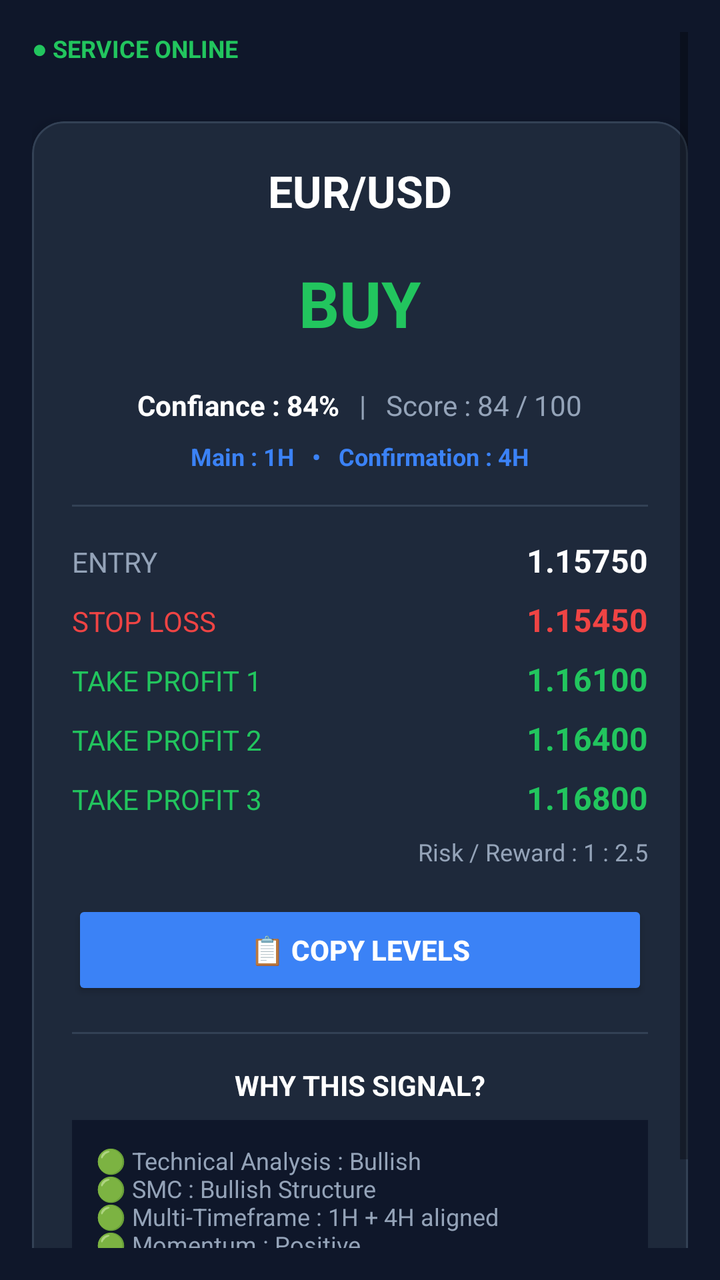
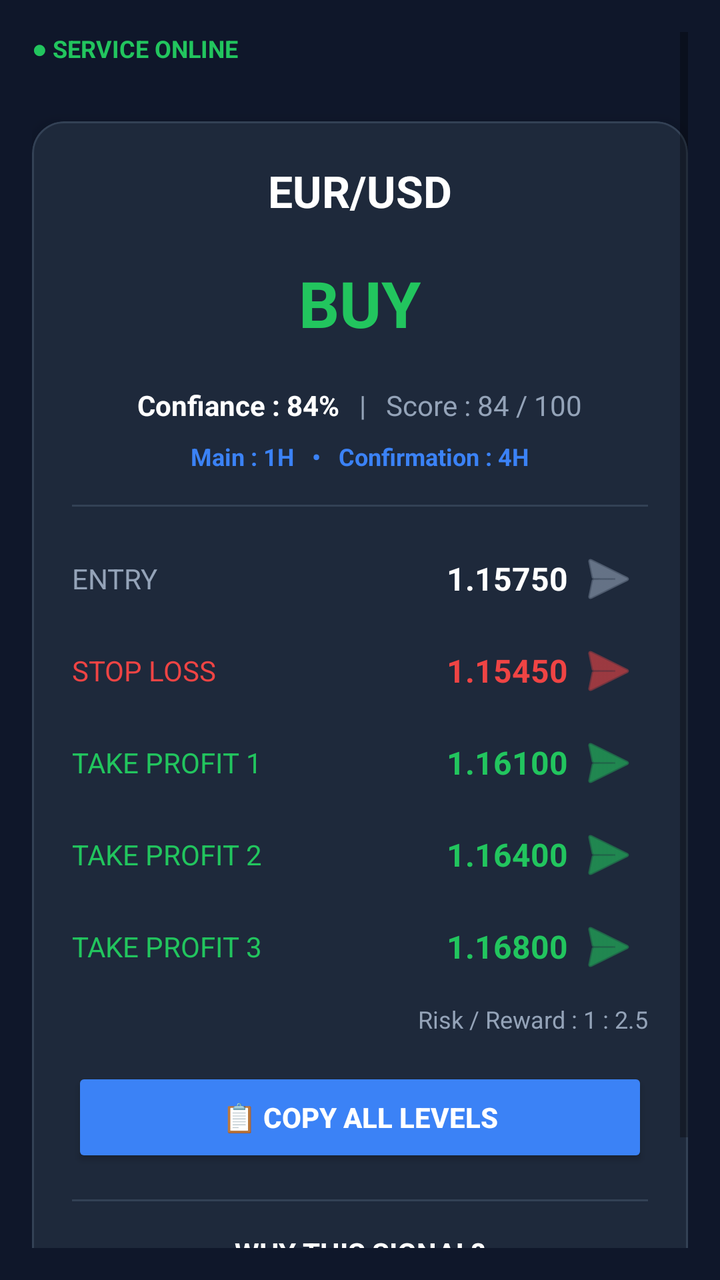

Two renders of the same Android screen: before a commit and after it. Below are the layout's source before the change and the commit's diff.
<!-- AndroidManifest.xml: application theme Theme.TradeVisionAI -->
<!-- res/layout/fragment_signal.xml -->
<?xml version="1.0" encoding="utf-8"?>
<ScrollView xmlns:android="http://schemas.android.com/apk/res/android"
    xmlns:app="http://schemas.android.com/apk/res-auto"
    android:layout_width="match_parent"
    android:layout_height="match_parent"
    android:background="@color/bg_main"
    android:padding="16dp">

    <LinearLayout
        android:layout_width="match_parent"
        android:layout_height="wrap_content"
        android:orientation="vertical">

        
        <TextView
            android:id="@+id/tvServiceStatus"
            android:layout_width="wrap_content"
            android:layout_height="wrap_content"
            android:text="● SERVICE ONLINE"
            android:textColor="@color/signal_buy"
            android:textSize="12sp"
            android:textStyle="bold" />

        
        <HorizontalScrollView
            android:layout_width="match_parent"
            android:layout_height="wrap_content"
            android:layout_marginTop="12dp"
            android:scrollbars="none">

            <LinearLayout
                android:id="@+id/assetContainer"
                android:layout_width="wrap_content"
                android:layout_height="wrap_content"
                android:orientation="horizontal" />
        </HorizontalScrollView>

        
        <com.google.android.material.card.MaterialCardView
            android:layout_width="match_parent"
            android:layout_height="wrap_content"
            android:layout_marginTop="16dp"
            app:cardBackgroundColor="@color/bg_card"
            app:cardCornerRadius="16dp"
            app:cardElevation="4dp"
            app:strokeColor="@color/bg_border"
            app:strokeWidth="1dp">

            <LinearLayout
                android:layout_width="match_parent"
                android:layout_height="wrap_content"
                android:gravity="center_horizontal"
                android:orientation="vertical"
                android:padding="20dp">

                
                <TextView
                    android:id="@+id/tvAsset"
                    android:layout_width="wrap_content"
                    android:layout_height="wrap_content"
                    android:text="EUR/USD"
                    android:textColor="@color/text_main"
                    android:textSize="22sp"
                    android:textStyle="bold" />

                
                <TextView
                    android:id="@+id/tvAction"
                    android:layout_width="wrap_content"
                    android:layout_height="wrap_content"
                    android:layout_marginTop="12dp"
                    android:paddingHorizontal="32dp"
                    android:paddingVertical="8dp"
                    android:text="BUY"
                    android:textColor="@color/signal_buy"
                    android:textSize="32sp"
                    android:textStyle="bold" />

                
                <LinearLayout
                    android:layout_width="wrap_content"
                    android:layout_height="wrap_content"
                    android:layout_marginTop="12dp"
                    android:orientation="horizontal">

                    <TextView
                        android:id="@+id/tvConfidence"
                        android:layout_width="wrap_content"
                        android:layout_height="wrap_content"
                        android:text="Confiance : 84%"
                        android:textColor="@color/text_main"
                        android:textSize="14sp"
                        android:textStyle="bold" />

                    <TextView
                        android:layout_width="wrap_content"
                        android:layout_height="wrap_content"
                        android:text="   |   "
                        android:textColor="@color/text_secondary" />

                    <TextView
                        android:id="@+id/tvScore"
                        android:layout_width="wrap_content"
                        android:layout_height="wrap_content"
                        android:text="Score : 84 / 100"
                        android:textColor="@color/text_secondary"
                        android:textSize="14sp" />
                </LinearLayout>

                
                <TextView
                    android:id="@+id/tvTimeframes"
                    android:layout_width="wrap_content"
                    android:layout_height="wrap_content"
                    android:layout_marginTop="8dp"
                    android:text="Main : 1H   •   Confirmation : 4H"
                    android:textColor="@color/admin_accent"
                    android:textSize="12sp"
                    android:textStyle="bold" />

                <View
                    android:layout_width="match_parent"
                    android:layout_height="1dp"
                    android:layout_marginVertical="16dp"
                    android:background="@color/bg_border" />

                
                <LinearLayout
                    android:id="@+id/levelsContainer"
                    android:layout_width="match_parent"
                    android:layout_height="wrap_content"
                    android:orientation="vertical">

                    <LinearLayout
                        android:layout_width="match_parent"
                        android:layout_height="wrap_content"
                        android:orientation="horizontal">
                        <TextView
                            android:layout_width="0dp"
                            android:layout_height="wrap_content"
                            android:layout_weight="1"
                            android:text="ENTRY"
                            android:textColor="@color/text_secondary" />
                        <TextView
                            android:id="@+id/tvEntry"
                            android:layout_width="wrap_content"
                            android:layout_height="wrap_content"
                            android:text="1.15750"
                            android:textColor="@color/text_main"
                            android:textSize="16sp"
                            android:textStyle="bold" />
                    </LinearLayout>

                    <LinearLayout
                        android:layout_width="match_parent"
                        android:layout_height="wrap_content"
                        android:layout_marginTop="8dp"
                        android:orientation="horizontal">
                        <TextView
                            android:layout_width="0dp"
                            android:layout_height="wrap_content"
                            android:layout_weight="1"
                            android:text="STOP LOSS"
                            android:textColor="@color/signal_sell" />
                        <TextView
                            android:id="@+id/tvSL"
                            android:layout_width="wrap_content"
                            android:layout_height="wrap_content"
                            android:text="1.15450"
                            android:textColor="@color/signal_sell"
                            android:textSize="16sp"
                            android:textStyle="bold" />
                    </LinearLayout>

                    <LinearLayout
                        android:layout_width="match_parent"
                        android:layout_height="wrap_content"
                        android:layout_marginTop="8dp"
                        android:orientation="horizontal">
                        <TextView
                            android:layout_width="0dp"
                            android:layout_height="wrap_content"
                            android:layout_weight="1"
                            android:text="TAKE PROFIT 1"
                            android:textColor="@color/signal_buy" />
                        <TextView
                            android:id="@+id/tvTP1"
                            android:layout_width="wrap_content"
                            android:layout_height="wrap_content"
                            android:text="1.16100"
                            android:textColor="@color/signal_buy"
                            android:textSize="16sp"
                            android:textStyle="bold" />
                    </LinearLayout>

                    <LinearLayout
                        android:layout_width="match_parent"
                        android:layout_height="wrap_content"
                        android:layout_marginTop="8dp"
                        android:orientation="horizontal">
                        <TextView
                            android:layout_width="0dp"
                            android:layout_height="wrap_content"
                            android:layout_weight="1"
                            android:text="TAKE PROFIT 2"
                            android:textColor="@color/signal_buy" />
                        <TextView
                            android:id="@+id/tvTP2"
                            android:layout_width="wrap_content"
                            android:layout_height="wrap_content"
                            android:text="1.16400"
                            android:textColor="@color/signal_buy"
                            android:textSize="16sp"
                            android:textStyle="bold" />
                    </LinearLayout>

                    <LinearLayout
                        android:layout_width="match_parent"
                        android:layout_height="wrap_content"
                        android:layout_marginTop="8dp"
                        android:orientation="horizontal">
                        <TextView
                            android:layout_width="0dp"
                            android:layout_height="wrap_content"
                            android:layout_weight="1"
                            android:text="TAKE PROFIT 3"
                            android:textColor="@color/signal_buy" />
                        <TextView
                            android:id="@+id/tvTP3"
                            android:layout_width="wrap_content"
                            android:layout_height="wrap_content"
                            android:text="1.16800"
                            android:textColor="@color/signal_buy"
                            android:textSize="16sp"
                            android:textStyle="bold" />
                    </LinearLayout>

                    <TextView
                        android:id="@+id/tvRR"
                        android:layout_width="wrap_content"
                        android:layout_height="wrap_content"
                        android:layout_gravity="end"
                        android:layout_marginTop="8dp"
                        android:text="Risk / Reward : 1 : 2.5"
                        android:textColor="@color/text_secondary"
                        android:textSize="12sp" />

                    
                    <Button
                        android:id="@+id/btnCopy"
                        android:layout_width="match_parent"
                        android:layout_height="50dp"
                        android:layout_marginTop="16dp"
                        android:backgroundTint="@color/admin_accent"
                        android:text="📋 COPY LEVELS"
                        android:textColor="@color/text_main"
                        android:textStyle="bold" />
                </LinearLayout>

                <View
                    android:layout_width="match_parent"
                    android:layout_height="1dp"
                    android:layout_marginVertical="16dp"
                    android:background="@color/bg_border" />

                
                <TextView
                    android:layout_width="wrap_content"
                    android:layout_height="wrap_content"
                    android:text="WHY THIS SIGNAL?"
                    android:textColor="@color/text_main"
                    android:textSize="14sp"
                    android:textStyle="bold" />

                <TextView
                    android:id="@+id/tvReasons"
                    android:layout_width="match_parent"
                    android:layout_height="wrap_content"
                    android:layout_marginTop="8dp"
                    android:background="@color/bg_main"
                    android:padding="12dp"
                    android:text="🟢 Technical Analysis : Bullish\n🟢 SMC : Bullish Structure\n🟢 Multi-Timeframe : 1H + 4H aligned\n🟢 Momentum : Positive\n🟢 News : Market reaction confirms news\n🟢 AI Confirmation : Confirmed"
                    android:textColor="@color/text_secondary"
                    android:textSize="12sp" />

            </LinearLayout>
        </com.google.android.material.card.MaterialCardView>

    </LinearLayout>
</ScrollView>
<!-- resources referenced by this layout -->
<resources>
  <color name="admin_accent">#3B82F6</color>
  <color name="bg_border">#334155</color>
  <color name="bg_card">#1E293B</color>
  <color name="bg_main">#0F172A</color>
  <color name="signal_buy">#22C55E</color>
  <color name="signal_sell">#EF4444</color>
  <color name="text_main">#FFFFFF</color>
  <color name="text_secondary">#94A3B8</color>
  <style name="Theme.TradeVisionAI" parent="Theme.MaterialComponents.DayNight.NoActionBar">
          
          
          <item name="colorPrimary">@color/admin_accent</item>
          <item name="colorOnPrimary">@color/text_main</item>
          <item name="android:windowBackground">@color/bg_main</item>
          <item name="colorSurface">@color/bg_card</item>
          <item name="colorOnSurface">@color/text_main</item>
  
          
          <item name="android:statusBarColor">@color/bg_main</item>
          <item name="android:windowLightStatusBar">false</item>
          
      </style>
</resources>

<!-- the commit's change to res/layout/fragment_signal.xml (unified diff, before → after) -->
@@ -131,9 +131,11 @@
                     android:layout_height="wrap_content"
                     android:orientation="vertical">
 
-                    <LinearLayout
-                        android:layout_width="match_parent"
-                        android:layout_height="wrap_content"
+                    
+                    <LinearLayout
+                        android:layout_width="match_parent"
+                        android:layout_height="wrap_content"
+                        android:gravity="center_vertical"
                         android:orientation="horizontal">
                         <TextView
                             android:layout_width="0dp"
@@ -149,12 +151,22 @@
                             android:textColor="@color/text_main"
                             android:textSize="16sp"
                             android:textStyle="bold" />
-                    </LinearLayout>
-
-                    <LinearLayout
-                        android:layout_width="match_parent"
-                        android:layout_height="wrap_content"
-                        android:layout_marginTop="8dp"
+                        <ImageButton
+                            android:id="@+id/btnCopyEntry"
+                            android:layout_width="40dp"
+                            android:layout_height="40dp"
+                            android:background="?attr/selectableItemBackgroundBorderless"
+                            android:contentDescription="Copy Entry"
+                            android:src="@android:drawable/ic_menu_send"
+                            app:tint="@color/text_secondary" />
+                    </LinearLayout>
+
+                    
+                    <LinearLayout
+                        android:layout_width="match_parent"
+                        android:layout_height="wrap_content"
+                        android:layout_marginTop="6dp"
+                        android:gravity="center_vertical"
                         android:orientation="horizontal">
                         <TextView
                             android:layout_width="0dp"
@@ -170,12 +182,22 @@
                             android:textColor="@color/signal_sell"
                             android:textSize="16sp"
                             android:textStyle="bold" />
-                    </LinearLayout>
-
-                    <LinearLayout
-                        android:layout_width="match_parent"
-                        android:layout_height="wrap_content"
-                        android:layout_marginTop="8dp"
+                        <ImageButton
+                            android:id="@+id/btnCopySL"
+                            android:layout_width="40dp"
+                            android:layout_height="40dp"
+                            android:background="?attr/selectableItemBackgroundBorderless"
+                            android:contentDescription="Copy SL"
+                            android:src="@android:drawable/ic_menu_send"
+                            app:tint="@color/signal_sell" />
+                    </LinearLayout>
+
+                    
+                    <LinearLayout
+                        android:layout_width="match_parent"
+                        android:layout_height="wrap_content"
+                        android:layout_marginTop="6dp"
+                        android:gravity="center_vertical"
                         android:orientation="horizontal">
                         <TextView
                             android:layout_width="0dp"
@@ -191,12 +213,22 @@
                             android:textColor="@color/signal_buy"
                             android:textSize="16sp"
                             android:textStyle="bold" />
-                    </LinearLayout>
-
-                    <LinearLayout
-                        android:layout_width="match_parent"
-                        android:layout_height="wrap_content"
-                        android:layout_marginTop="8dp"
+                        <ImageButton
+                            android:id="@+id/btnCopyTP1"
+                            android:layout_width="40dp"
+                            android:layout_height="40dp"
+                            android:background="?attr/selectableItemBackgroundBorderless"
+                            android:contentDescription="Copy TP1"
+                            android:src="@android:drawable/ic_menu_send"
+                            app:tint="@color/signal_buy" />
+                    </LinearLayout>
+
+                    
+                    <LinearLayout
+                        android:layout_width="match_parent"
+                        android:layout_height="wrap_content"
+                        android:layout_marginTop="6dp"
+                        android:gravity="center_vertical"
                         android:orientation="horizontal">
                         <TextView
                             android:layout_width="0dp"
@@ -212,12 +244,22 @@
                             android:textColor="@color/signal_buy"
                             android:textSize="16sp"
                             android:textStyle="bold" />
-                    </LinearLayout>
-
-                    <LinearLayout
-                        android:layout_width="match_parent"
-                        android:layout_height="wrap_content"
-                        android:layout_marginTop="8dp"
+                        <ImageButton
+                            android:id="@+id/btnCopyTP2"
+                            android:layout_width="40dp"
+                            android:layout_height="40dp"
+                            android:background="?attr/selectableItemBackgroundBorderless"
+                            android:contentDescription="Copy TP2"
+                            android:src="@android:drawable/ic_menu_send"
+                            app:tint="@color/signal_buy" />
+                    </LinearLayout>
+
+                    
+                    <LinearLayout
+                        android:layout_width="match_parent"
+                        android:layout_height="wrap_content"
+                        android:layout_marginTop="6dp"
+                        android:gravity="center_vertical"
                         android:orientation="horizontal">
                         <TextView
                             android:layout_width="0dp"
@@ -233,6 +275,14 @@
                             android:textColor="@color/signal_buy"
                             android:textSize="16sp"
                             android:textStyle="bold" />
+                        <ImageButton
+                            android:id="@+id/btnCopyTP3"
+                            android:layout_width="40dp"
+                            android:layout_height="40dp"
+                            android:background="?attr/selectableItemBackgroundBorderless"
+                            android:contentDescription="Copy TP3"
+                            android:src="@android:drawable/ic_menu_send"
+                            app:tint="@color/signal_buy" />
                     </LinearLayout>
 
                     <TextView
@@ -252,7 +302,7 @@
                         android:layout_height="50dp"
                         android:layout_marginTop="16dp"
                         android:backgroundTint="@color/admin_accent"
-                        android:text="📋 COPY LEVELS"
+                        android:text="📋 COPY ALL LEVELS"
                         android:textColor="@color/text_main"
                         android:textStyle="bold" />
                 </LinearLayout>
@@ -279,7 +329,6 @@
                     android:layout_marginTop="8dp"
                     android:background="@color/bg_main"
                     android:padding="12dp"
-                    android:text="🟢 Technical Analysis : Bullish\n🟢 SMC : Bullish Structure\n🟢 Multi-Timeframe : 1H + 4H aligned\n🟢 Momentum : Positive\n🟢 News : Market reaction confirms news\n🟢 AI Confirmation : Confirmed"
                     android:textColor="@color/text_secondary"
                     android:textSize="12sp" />
 
